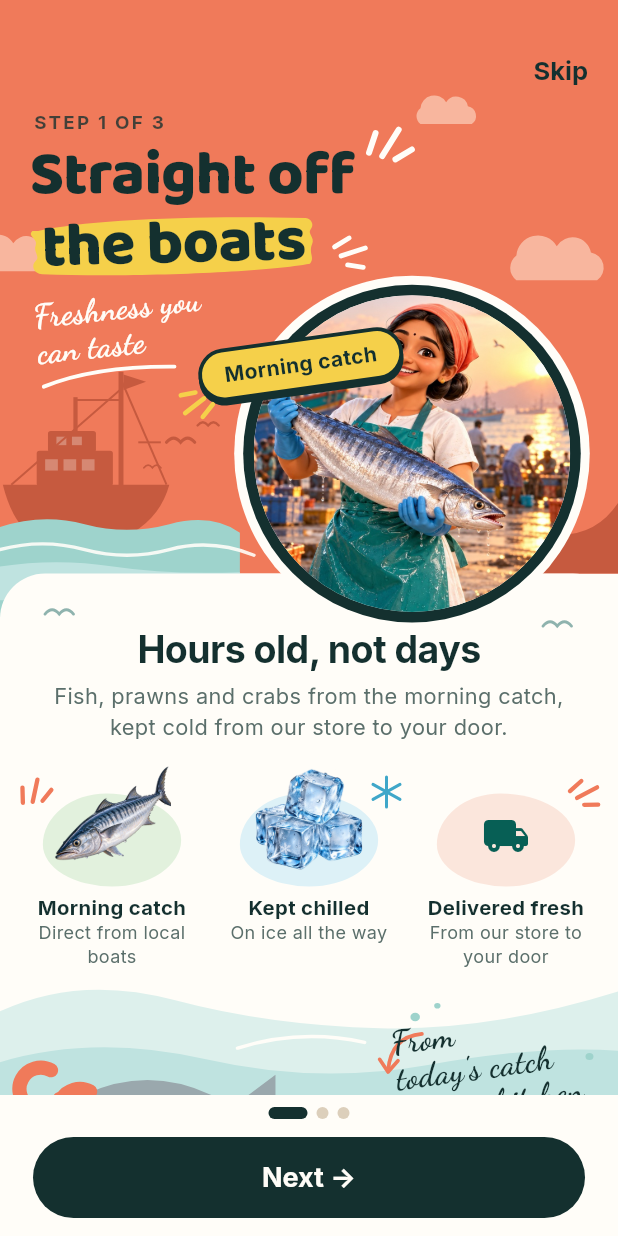
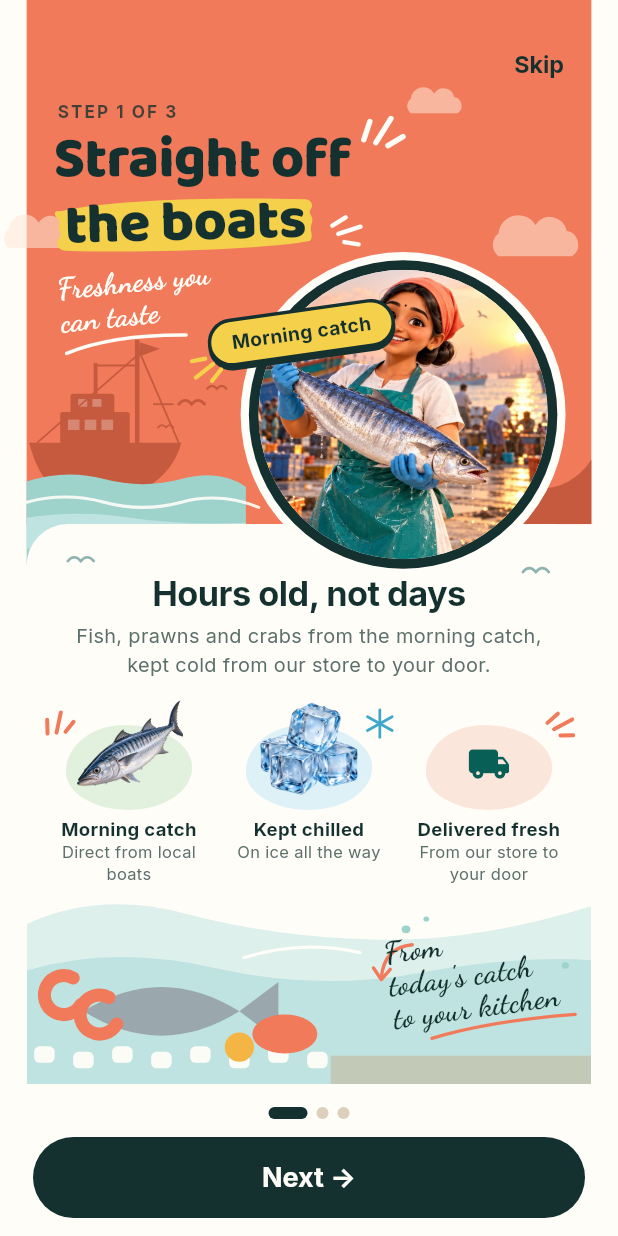
Before and after one commit to MosaSivaMani/fresh-orbit, a Flutter app: the OnboardingScreen screen opened directly, on a phone screen of 412 x 824 dp. Run offline on Flutter 3.47's test engine with Material 3 defaults, Android fonts, the phone set to English and light mode, and no system bars; our stand-ins replace dio, flutter_riverpod, flutter_secure_storage, go_router, shared_preferences; accounts and stored records are empty.

Commit message:
fix(mobile): onboarding pages stand still and fit above the button instead of scrolling (D182)
Co-Authored-By: Claude Opus 5.5 <noreply@anthropic.com>

```diff
--- a/apps/mobile/lib/features/onboarding/onboarding_screen.dart
+++ b/apps/mobile/lib/features/onboarding/onboarding_screen.dart
@@ -4,8 +4,8 @@
 // on the yellow brush, sparks, a handwritten tagline, the character in a big ringed circle that overlaps the paper
 // sheet with a sticker on its edge, and a drawn scene behind it. The sheet holds the title, one line, three feature
 // tiles and a wide food banner. Page dots and the Next button stay pinned at the bottom. Sizes follow the preview
-// on a tall phone and scale down on short ones; there the banner is left out, and the page scrolls rather than
-// overflow when text is enlarged.
+// on a tall phone and scale down on short ones; there the banner is left out. A page never scrolls: it shrinks to
+// fit above the button, and only very large system text (1.5× and up) lets it scroll (D182).
 
 import 'dart:math' as math;
 
@@ -320,6 +320,9 @@ class _Dots extends StatelessWidget {
   }
 }
 
+/// System text scale from which a page scrolls instead of shrinking to fit.
+const double _scrollTextScale = 1.5;
+
 /// Sizes for one page, from the preview's 390 × 873 design scaled to the space the page really has.
 class _Metrics {
   _Metrics(double width, double height)
@@ -352,13 +355,22 @@ class _OnboardingPage extends StatelessWidget {
   Widget build(BuildContext context) => LayoutBuilder(
     builder: (context, box) {
       final m = _Metrics(box.maxWidth, box.maxHeight);
-      return SingleChildScrollView(
-        physics: const ClampingScrollPhysics(),
-        child: Column(
-          children: [
-            _Block(page: page, step: step, steps: steps, onSkip: onSkip, m: m),
-            _Sheet(page: page, m: m),
-          ],
+      final content = Column(
+        mainAxisSize: MainAxisSize.min,
+        children: [
+          _Block(page: page, step: step, steps: steps, onSkip: onSkip, m: m),
+          _Sheet(page: page, m: m),
+        ],
+      );
+      // Only very large system text may scroll; otherwise the page stands still and shrinks to fit (owner, D182).
+      if (MediaQuery.textScalerOf(context).scale(10) / 10 >= _scrollTextScale) {
+        return SingleChildScrollView(physics: const ClampingScrollPhysics(), child: content);
+      }
+      return ClipRect(
+        child: FittedBox(
+          fit: BoxFit.scaleDown,
+          alignment: Alignment.topCenter,
+          child: SizedBox(width: box.maxWidth, child: content),
         ),
       );
     },
```
Also changed, not shown: 4 other files.
